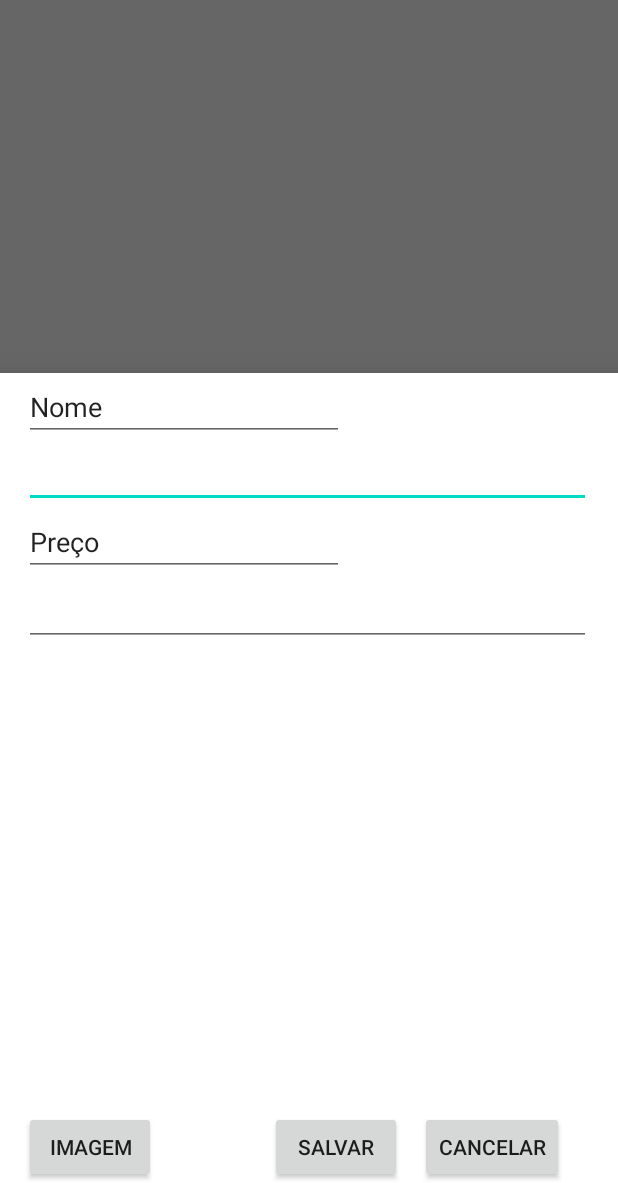
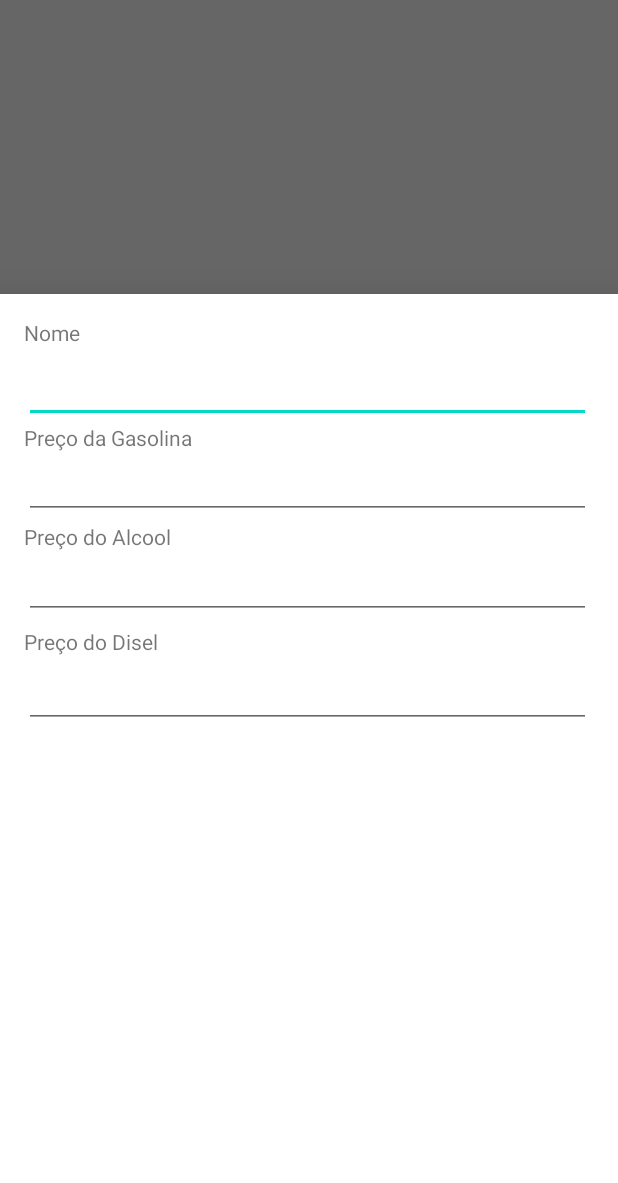
Before and after one commit to AlaKlein/CheapGasFinder, an Android app: the fragment PositionSheet placed in its activity, on a phone screen of 412 x 824 dp, the part 53-1236 px from its top. Run offline under Robolectric (Android 15) with nearby library versions, the phone set to English and light mode, and no system bars; our stand-ins replace Firebase (no records; nobody signed in at launch, a user with empty details on screens opened directly).

Commit message:
adicionado salvar no banco

```diff
--- a/app/src/main/java/com/example/cheapgasfinder/MapsActivity.java
+++ b/app/src/main/java/com/example/cheapgasfinder/MapsActivity.java
@@ -30,11 +30,13 @@ public class MapsActivity extends FragmentActivity {
 
     private Position p;
 
-    private PositionSheet s = new PositionSheet();
+    private PositionSheet s;
 
     @Override
     protected void onCreate(Bundle savedInstanceState) {
         super.onCreate(savedInstanceState);
+
+        s = new PositionSheet();
 
         binding = ActivityMapsBinding.inflate(getLayoutInflater());
         setContentView(binding.getRoot());
@@ -68,7 +70,10 @@ public class MapsActivity extends FragmentActivity {
         addButton.setOnClickListener(new View.OnClickListener() {
             @Override
             public void onClick(View view) {
-                s.show( getSupportFragmentManager(), "ActionBottomDialog" );
+                if( p != null ) {
+                    s.setPosition(p);
+                    s.show(getSupportFragmentManager(), "ActionBottomDialog");
+                }
             }
         });
     }
--- a/app/src/main/java/com/example/cheapgasfinder/adapter/ImageAdapter.java
+++ b/app/src/main/java/com/example/cheapgasfinder/adapter/ImageAdapter.java
@@ -18,16 +18,8 @@ import java.util.List;
 
 public class ImageAdapter extends ArrayAdapter<Bitmap> {
 
-    private List<Bitmap> images = new ArrayList<Bitmap>();
-
     public ImageAdapter(@NonNull Context context, int resource, @NonNull List<Bitmap> objects) {
         super(context, resource, objects);
-
-        images = objects;
-    }
-
-    public void setImages(List<Bitmap> images) {
-        this.images = images;
     }
 
     @NonNull
@@ -47,12 +39,12 @@ public class ImageAdapter extends ArrayAdapter<Bitmap> {
             holder = (ImageHolder) convertView.getTag();
         }
 
-        holder.setImage( images.get( position ) );
+        holder.setImage( getItem( position ) );
 
         convertView.setOnClickListener(new View.OnClickListener() {
             @Override
             public void onClick(View view) {
-
+                remove( getItem( position )  );
             }
         });
         return convertView;
--- a/app/src/main/java/com/example/cheapgasfinder/components/PositionSheet.java
+++ b/app/src/main/java/com/example/cheapgasfinder/components/PositionSheet.java
@@ -12,6 +12,7 @@ import android.view.ViewGroup;
 import android.widget.ArrayAdapter;
 import android.widget.Button;
 import android.widget.ListView;
+import android.widget.TextView;
 
 import androidx.activity.result.contract.ActivityResultContract;
 import androidx.annotation.NonNull;
@@ -19,7 +20,14 @@ import androidx.annotation.Nullable;
 
 import com.example.cheapgasfinder.R;
 import com.example.cheapgasfinder.adapter.ImageAdapter;
+import com.example.cheapgasfinder.db.Position;
+import com.google.android.gms.tasks.OnCompleteListener;
+import com.google.android.gms.tasks.Task;
 import com.google.android.material.bottomsheet.BottomSheetDialogFragment;
+import com.google.firebase.auth.FirebaseAuth;
+import com.google.firebase.database.DataSnapshot;
+import com.google.firebase.database.DatabaseReference;
+import com.google.firebase.database.FirebaseDatabase;
 
 import java.io.File;
 import java.util.ArrayList;
@@ -27,12 +35,25 @@ import java.util.List;
 
 public class PositionSheet extends BottomSheetDialogFragment {
 
+    private Position position;
+
     private ListView imageList;
     private ImageAdapter imageAdapter;
 
     private Button imageButton;
+    private Button addButton;
+    private Button cancelButton;
 
-    private List<Bitmap> images = new ArrayList<Bitmap>();
+    private TextView nameField;
+    private TextView priceGasField;
+    private TextView priceAlcoolField;
+    private TextView priceDieselField;
+
+    private DatabaseReference db;
+
+    public void setPosition(Position position) {
+        this.position = position;
+    }
 
     @Nullable
     @Override
@@ -44,12 +65,54 @@ public class PositionSheet extends BottomSheetDialogFragment {
     public void onViewCreated(@NonNull View view, @Nullable Bundle savedInstanceState) {
         super.onViewCreated(view, savedInstanceState);
 
+        db = FirebaseDatabase.getInstance().getReference();
+
         imageList = view.findViewById( R.id.list);
         imageButton = view.findViewById( R.id.imageButton);
+        addButton = view.findViewById( R.id.okButton );
+        cancelButton = view.findViewById( R.id.cancelButton );
 
-        imageAdapter = new ImageAdapter( getContext(), R.layout.image_item, images );
+        nameField = view.findViewById( R.id.nameField );
+        priceGasField = view.findViewById( R.id.priceGasField );
+        priceAlcoolField = view.findViewById( R.id.priceAlcoolField );
+        priceDieselField = view.findViewById( R.id.priceDieselField );
+
+        imageAdapter = new ImageAdapter( getContext(), R.layout.image_item, new ArrayList<Bitmap>() );
 
         imageList.setAdapter( imageAdapter );
+
+        addButton.setOnClickListener(new View.OnClickListener() {
+            @Override
+            public void onClick(View view) {
+                db.child( FirebaseAuth.getInstance().getCurrentUser().getUid() ).get().addOnCompleteListener(new OnCompleteListener<DataSnapshot>() {
+                    @Override
+                    public void onComplete(@NonNull Task<DataSnapshot> task) {
+                        Object result = task.getResult().getValue();
+                        List<Position> items = new ArrayList<>();
+
+                        if( result != null && result instanceof List )
+                        {
+                            items = (List<Position>) result;
+                        }
+
+                        position.setName( nameField.getText().toString() );
+
+                        items.add( position );
+
+                        db.child( FirebaseAuth.getInstance().getCurrentUser().getUid() ).setValue( items );
+
+                        dismiss();
+                    }
+                });
+            }
+        });
+
+        cancelButton.setOnClickListener(new View.OnClickListener() {
+            @Override
+            public void onClick(View view) {
+                dismiss();
+            }
+        });
 
         imageButton.setOnClickListener(new View.OnClickListener() {
             @Override
--- a/app/src/main/res/layout/possition_sheet.xml
+++ b/app/src/main/res/layout/possition_sheet.xml
@@ -10,18 +10,18 @@
         android:layout_width="378dp"
         android:layout_height="46dp"
         android:layout_marginStart="16dp"
-        android:layout_marginTop="44dp"
+        android:layout_marginTop="40dp"
         android:ems="10"
         android:inputType="textPersonName"
         app:layout_constraintStart_toStartOf="parent"
         app:layout_constraintTop_toTopOf="parent" />
 
     <EditText
-        android:id="@+id/priceField"
+        android:id="@+id/priceGasField"
         android:layout_width="378dp"
         android:layout_height="46dp"
         android:layout_marginStart="16dp"
-        android:layout_marginTop="136dp"
+        android:layout_marginTop="104dp"
         android:ems="10"
         android:inputType="number|numberDecimal"
         app:layout_constraintStart_toStartOf="parent"
@@ -31,8 +31,8 @@
         android:id="@+id/okButton"
         android:layout_width="wrap_content"
         android:layout_height="wrap_content"
-        android:layout_marginStart="180dp"
-        android:layout_marginTop="492dp"
+        android:layout_marginStart="188dp"
+        android:layout_marginTop="608dp"
         android:text="Salvar"
         app:layout_constraintStart_toStartOf="parent"
         app:layout_constraintTop_toTopOf="parent" />
@@ -42,40 +42,16 @@
         android:layout_width="wrap_content"
         android:layout_height="wrap_content"
         android:layout_marginStart="280dp"
-        android:layout_marginTop="492dp"
+        android:layout_marginTop="608dp"
         android:text="Cancelar"
-        app:layout_constraintStart_toStartOf="parent"
-        app:layout_constraintTop_toTopOf="parent" />
-
-    <EditText
-        android:id="@+id/editTextTextPersonName3"
-        android:layout_width="wrap_content"
-        android:layout_height="wrap_content"
-        android:layout_marginStart="16dp"
-        android:ems="10"
-        android:inputType="textPersonName"
-        android:text="Nome"
-        app:layout_constraintStart_toStartOf="parent"
-        app:layout_constraintTop_toTopOf="parent" />
-
-    <EditText
-        android:id="@+id/editTextTextPersonName4"
-        android:layout_width="wrap_content"
-        android:layout_height="wrap_content"
-        android:layout_marginStart="16dp"
-        android:layout_marginTop="90dp"
-        android:ems="10"
-        android:inputType="textPersonName"
-        android:text="Preço"
         app:layout_constraintStart_toStartOf="parent"
         app:layout_constraintTop_toTopOf="parent" />
 
     <ListView
         android:id="@+id/list"
-        android:layout_width="409dp"
-        android:layout_height="300dp"
-        android:layout_marginStart="1dp"
-        android:layout_marginTop="183dp"
+        android:layout_width="404dp"
+        android:layout_height="307dp"
+        android:layout_marginTop="296dp"
         app:layout_constraintStart_toStartOf="parent"
         app:layout_constraintTop_toTopOf="parent" />
 
@@ -83,10 +59,72 @@
         android:id="@+id/imageButton"
         android:layout_width="wrap_content"
         android:layout_height="wrap_content"
-        android:layout_marginStart="16dp"
-        android:layout_marginTop="492dp"
+        android:layout_marginStart="8dp"
+        android:layout_marginTop="608dp"
         android:text="Imagem"
         app:layout_constraintStart_toStartOf="parent"
         app:layout_constraintTop_toTopOf="parent" />
 
+    <TextView
+        android:id="@+id/textView9"
+        android:layout_width="wrap_content"
+        android:layout_height="wrap_content"
+        android:layout_marginStart="16dp"
+        android:layout_marginTop="16dp"
+        android:text="Nome"
+        app:layout_constraintStart_toStartOf="parent"
+        app:layout_constraintTop_toTopOf="parent" />
+
+    <TextView
+        android:id="@+id/textView11"
+        android:layout_width="wrap_content"
+        android:layout_height="wrap_content"
+        android:layout_marginStart="16dp"
+        android:layout_marginTop="86dp"
+        android:text="Preço da Gasolina"
+        app:layout_constraintStart_toStartOf="parent"
+        app:layout_constraintTop_toTopOf="parent" />
+
+    <TextView
+        android:id="@+id/textView12"
+        android:layout_width="wrap_content"
+        android:layout_height="wrap_content"
+        android:layout_marginStart="16dp"
+        android:layout_marginTop="152dp"
+        android:text="Preço do Alcool"
+        app:layout_constraintStart_toStartOf="parent"
+        app:layout_constraintTop_toTopOf="parent" />
+
+    <EditText
+        android:id="@+id/priceAlcoolField"
+        android:layout_width="378dp"
+        android:layout_height="wrap_content"
+        android:layout_marginStart="16dp"
+        android:layout_marginTop="171dp"
+        android:ems="10"
+        android:inputType="number|numberDecimal"
+        app:layout_constraintStart_toStartOf="parent"
+        app:layout_constraintTop_toTopOf="parent" />
+
+    <TextView
+        android:id="@+id/textView13"
+        android:layout_width="wrap_content"
+        android:layout_height="wrap_content"
+        android:layout_marginStart="16dp"
+        android:layout_marginTop="222dp"
+        android:text="Preço do Disel"
+        app:layout_constraintStart_toStartOf="parent"
+        app:layout_constraintTop_toTopOf="parent" />
+
+    <EditText
+        android:id="@+id/priceDieselField"
+        android:layout_width="378dp"
+        android:layout_height="wrap_content"
+        android:layout_marginStart="16dp"
+        android:layout_marginTop="244dp"
+        android:ems="10"
+        android:inputType="numberDecimal"
+        app:layout_constraintStart_toStartOf="parent"
+        app:layout_constraintTop_toTopOf="parent" />
+
 </androidx.constraintlayout.widget.ConstraintLayout>
```
Also changed, not shown: app/src/main/java/com/example/cheapgasfinder/db/Position.java (+19 -15 lines).
